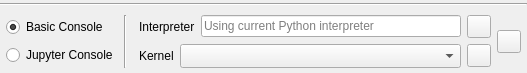
First picture: the form in spine_items/tool/ui/python_kernel_spec_options.ui, repository spine-tools/spine-items, before the edit.
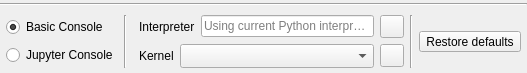
Second picture: the form after the edit. Icons and pictures are not drawn.

Commit message: Set default exec settings button is now disabled if the current execution settings are the default ones

What changed in the file:
```diff
--- a/spine_items/tool/ui/python_kernel_spec_options.ui
+++ b/spine_items/tool/ui/python_kernel_spec_options.ui
@@ -194,15 +194,28 @@
        </item>
       </layout>
      </item>
+     <item>
+      <widget class="Line" name="line_2">
+       <property name="orientation">
+        <enum>Qt::Vertical</enum>
+       </property>
+      </widget>
+     </item>
      <item>
       <widget class="QToolButton" name="toolButton_set_defaults">
        <property name="toolTip">
-        <string>&lt;html&gt;&lt;head/&gt;&lt;body&gt;&lt;p&gt;Set default execution settings (from Settings-&amp;gt;Tools)&lt;/p&gt;&lt;/body&gt;&lt;/html&gt;</string>
+        <string>&lt;html&gt;&lt;head/&gt;&lt;body&gt;&lt;p&gt;Apply default execution settings (from Settings-&amp;gt;Tools).&lt;/p&gt;&lt;p&gt;Disabled when default settings are already applied.&lt;/p&gt;&lt;/body&gt;&lt;/html&gt;</string>
+       </property>
+       <property name="text">
+        <string>Restore defaults</string>
        </property>
        <property name="icon">
         <iconset resource="../../ui/resources/resources_icons.qrc">
          <normaloff>:/icons/share.svg</normaloff>:/icons/share.svg</iconset>
        </property>
+       <property name="toolButtonStyle">
+        <enum>Qt::ToolButtonTextUnderIcon</enum>
+       </property>
       </widget>
      </item>
     </layout>
```
The commit also changes 5 other files.
